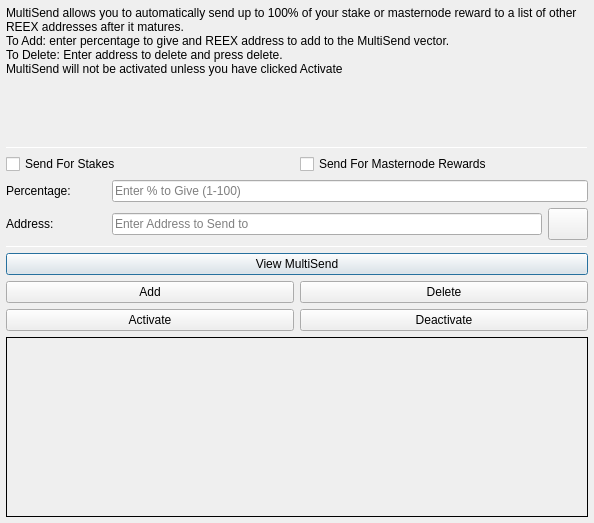
Old version of the form src/qt/forms/multisenddialog.ui in the repository supertref/Reex.
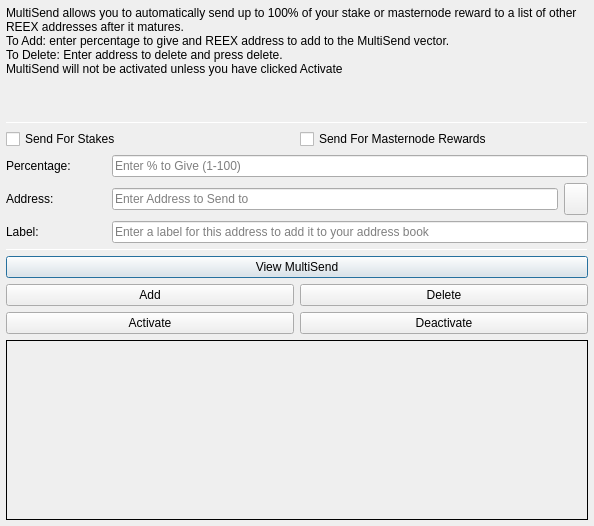
New version of the form. Icons and pictures are not drawn.

Diff of the .ui file:
```diff
--- a/src/qt/forms/multisenddialog.ui
+++ b/src/qt/forms/multisenddialog.ui
@@ -10,7 +10,7 @@
     <x>0</x>
     <y>0</y>
     <width>594</width>
-    <height>523</height>
+    <height>526</height>
    </rect>
   </property>
   <property name="windowTitle">
@@ -30,7 +30,7 @@
     <number>6</number>
    </property>
    <item>
-    <layout class="QVBoxLayout" name="verticalLayout_Main" stretch="1,1,1,1,1,1">
+    <layout class="QVBoxLayout" name="verticalLayout_Main" stretch="1,1,1,0,1,1,1">
      <item>
       <widget class="QLabel" name="label_2">
        <property name="lineWidth">
@@ -148,7 +148,7 @@
           </widget>
          </item>
          <item>
-          <widget class="QPushButton" name="addressBookButton">
+          <widget class="QToolButton" name="addressBookButton">
            <property name="maximumSize">
             <size>
              <width>16777215</width>
@@ -168,15 +168,36 @@
            <property name="shortcut">
             <string>Alt+A</string>
            </property>
-           <property name="autoDefault">
-            <bool>false</bool>
-           </property>
           </widget>
          </item>
         </layout>
        </item>
       </layout>
      </item>
+     <item>
+      <layout class="QHBoxLayout" name="horizontalLayout_3">
+       <item>
+        <widget class="QLabel" name="label_3">
+         <property name="minimumSize">
+          <size>
+           <width>100</width>
+           <height>0</height>
+          </size>
+         </property>
+         <property name="text">
+          <string>Label:</string>
+         </property>
+        </widget>
+       </item>
+       <item>
+        <widget class="QLineEdit" name="labelAddressLabelEdit">
+         <property name="placeholderText">
+          <string>Enter a label for this address to add it to your address book</string>
+         </property>
+        </widget>
+       </item>
+      </layout>
+     </item>
      <item>
       <widget class="Line" name="line_2">
        <property name="minimumSize">
```
